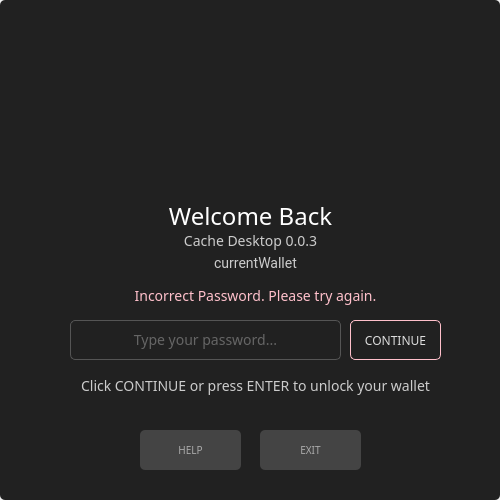
Qt form src/gui/ui/mainpassworddialog.ui (Cache-core/Cache-Desktop) before a commit.
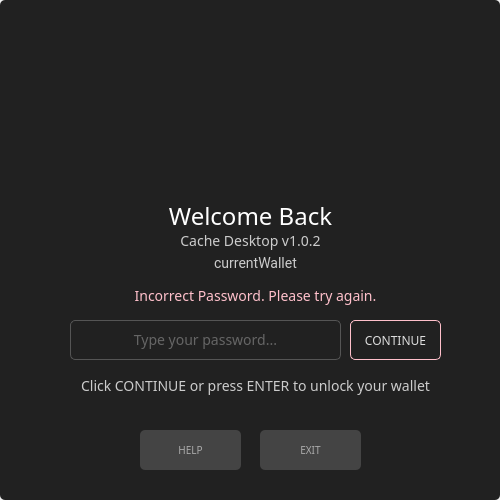
The same form after that commit. Icons and pictures are not drawn.

Diff of the .ui file:
```diff
--- a/src/gui/ui/mainpassworddialog.ui
+++ b/src/gui/ui/mainpassworddialog.ui
@@ -309,7 +309,7 @@
 font-size: 14px;</string>
       </property>
       <property name="text">
-       <string>Cache Desktop 0.0.3</string>
+       <string>Cache Desktop v1.0.2</string>
       </property>
       <property name="alignment">
        <set>Qt::AlignCenter</set>
```
